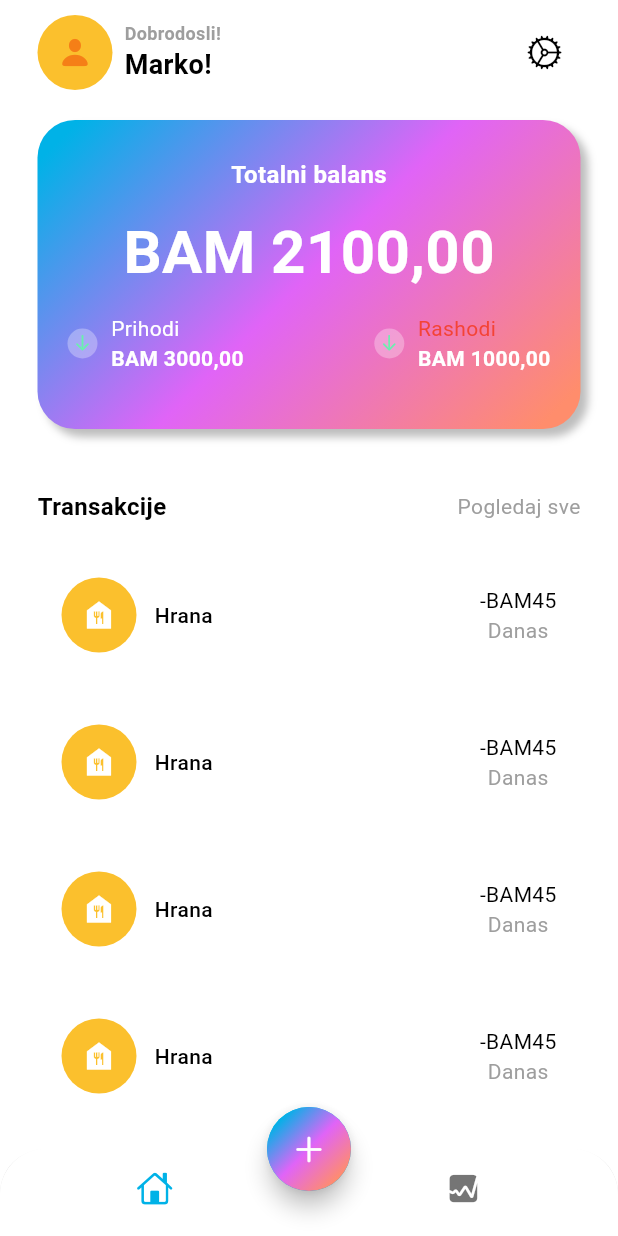
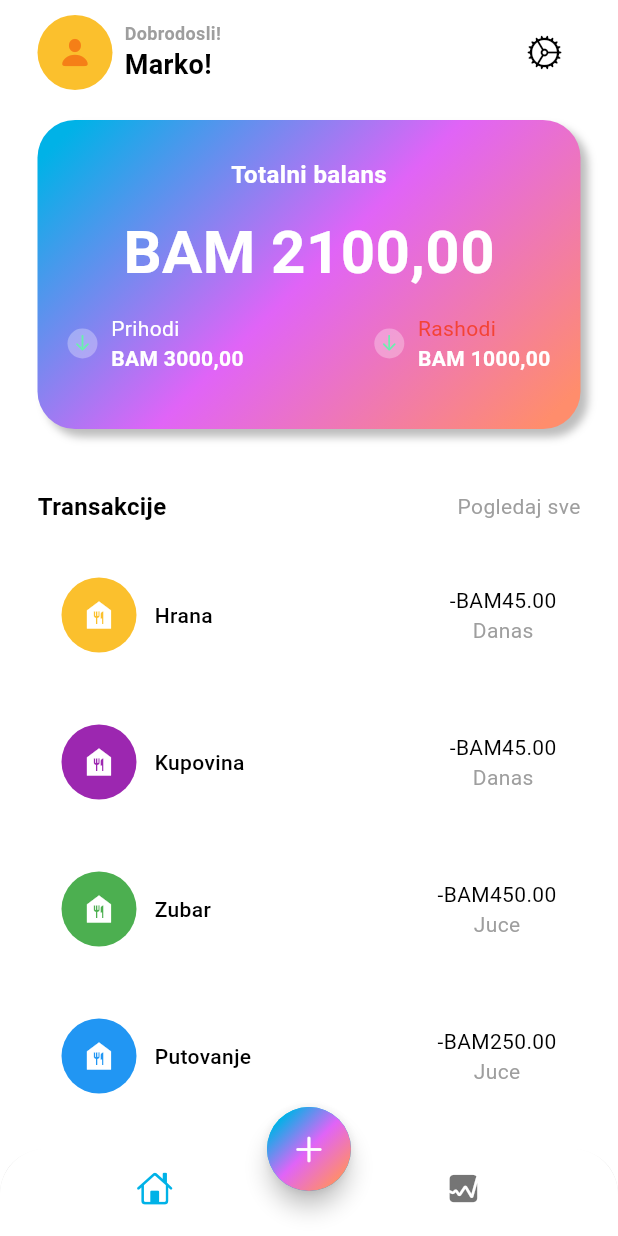
Before and after one commit to MarkoLosic/expensetracker, a Flutter app: the screen it shows after launch, on a phone screen of 412 x 824 dp. Run offline on Flutter 3.47's test engine with Material 3 defaults, Android fonts, the phone set to English and light mode, and no system bars; our stand-ins replace font_awesome_flutter.

Commit message:
Added a new files and data to the widgets

```diff
--- /dev/null
+++ b/lib/data/data.dart
@@ -0,0 +1,40 @@
+import 'package:flutter/material.dart';
+import 'package:font_awesome_flutter/font_awesome_flutter.dart';
+
+List<Map<String, dynamic>> transactionsData = [
+  {
+    'icon': const FaIcon(FontAwesomeIcons.burger),
+    'color': Colors.yellow[700],
+    'name': 'Hrana',
+    'totalAmount': '-BAM45.00',
+    'date': 'Danas',
+  },
+  {
+    'icon': const FaIcon(FontAwesomeIcons.bagShopping),
+    'color': Colors.purple,
+    'name': 'Kupovina',
+    'totalAmount': '-BAM45.00',
+    'date': 'Danas',
+  },
+  {
+    'icon': const FaIcon(FontAwesomeIcons.heartCircleCheck),
+    'color': Colors.green,
+    'name': 'Zubar',
+    'totalAmount': '-BAM450.00',
+    'date': 'Juce',
+  },
+  {
+    'icon': const FaIcon(FontAwesomeIcons.plane),
+    'color': Colors.blue,
+    'name': 'Putovanje',
+    'totalAmount': '-BAM250.00',
+    'date': 'Juce',
+  },
+  {
+    'icon': const FaIcon(FontAwesomeIcons.car),
+    'color': Colors.red,
+    'name': 'Automobil',
+    'totalAmount': '-BAM250.00',
+    'date': 'Juce',
+  },
+];
--- a/lib/home/views/main_screen.dart
+++ b/lib/home/views/main_screen.dart
@@ -1,5 +1,6 @@
 import 'dart:math';
 
+import 'package:expensetracker/data/data.dart';
 import 'package:flutter/cupertino.dart';
 import 'package:flutter/material.dart';
 
@@ -236,7 +237,7 @@ class MainScreen extends StatelessWidget {
             const SizedBox(height: 20),
             Expanded(
               child: ListView.builder(
-                  itemCount: 9,
+                  itemCount: transactionsData.length,
                   itemBuilder: (context, int i) {
                     return Padding(
                       padding: const EdgeInsets.only(bottom: 16.0),
@@ -257,7 +258,7 @@ class MainScreen extends StatelessWidget {
                                       width: 50,
                                       height: 50,
                                       decoration: BoxDecoration(
-                                        color: Colors.yellow[700],
+                                        color: transactionsData[i]['color'],
                                         shape: BoxShape.circle,
                                       ),
                                     ),
@@ -271,7 +272,7 @@ class MainScreen extends StatelessWidget {
                                   width: 12,
                                 ),
                                 Text(
-                                  'Hrana',
+                                  transactionsData[i]['name'],
                                   style: TextStyle(
                                       fontSize: 14,
                                       color: Theme.of(context)
@@ -283,7 +284,7 @@ class MainScreen extends StatelessWidget {
                               Column(
                                 children: [
                                   Text(
-                                    '-BAM45',
+                                    transactionsData[i]['totalAmount'],
                                     style: TextStyle(
                                         fontSize: 14,
                                         color: Theme.of(context)
@@ -292,7 +293,7 @@ class MainScreen extends StatelessWidget {
                                         fontWeight: FontWeight.w400),
                                   ),
                                   Text(
-                                    'Danas',
+                                    transactionsData[i]['date'],
                                     style: TextStyle(
                                         fontSize: 14,
                                         color: Theme.of(context)
--- a/pubspec.yaml
+++ b/pubspec.yaml
@@ -15,6 +15,7 @@ dependencies:
     sdk: flutter
 
   cupertino_icons: ^1.0.2
+  font_awesome_flutter: ^10.6.0
 
 dev_dependencies:
   flutter_test:
```
Also changed, not shown: pubspec.lock.
